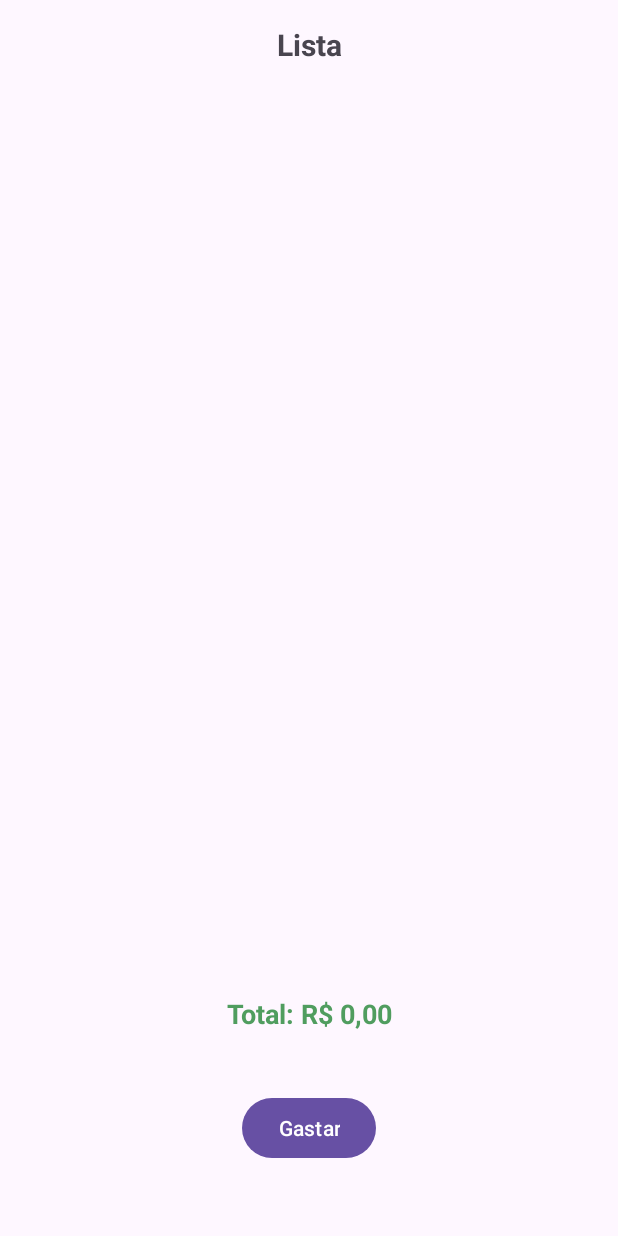
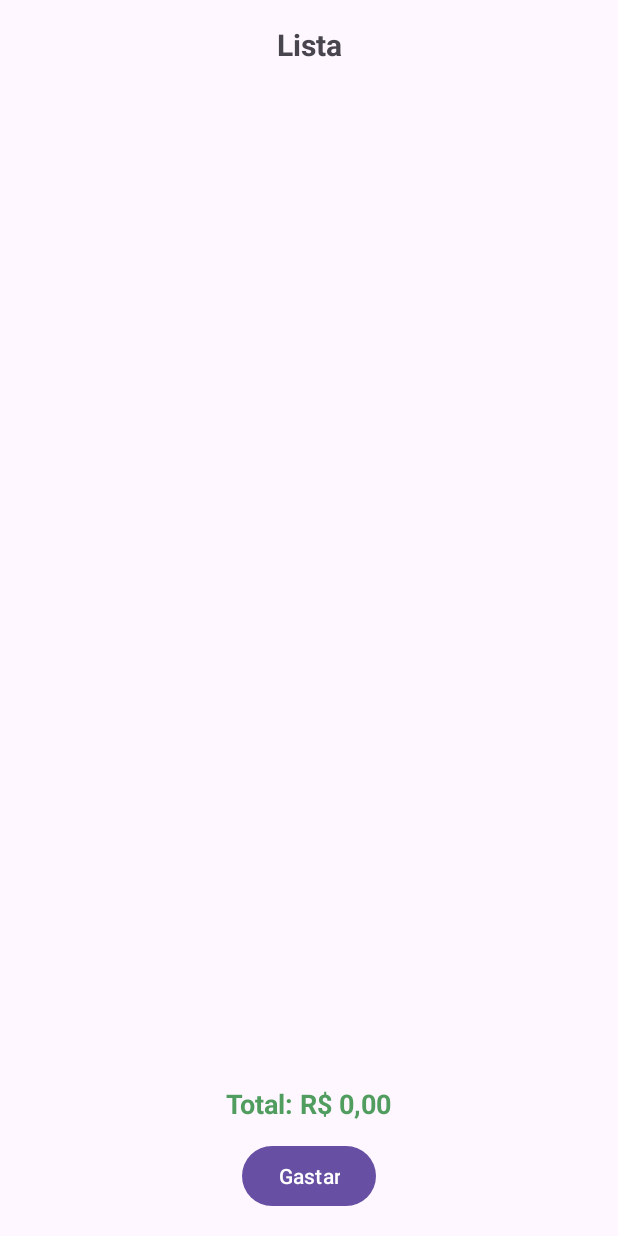
Before and after one commit to cleiton200/trabalho_faculdade, an Android app: the AcompanhamentoCompraActivity screen opened directly, with no data from a screen before it, on a phone screen of 412 x 824 dp. Run offline under Robolectric (Android 15) with nearby library versions, the phone set to English and light mode, and no system bars; our stand-ins replace Firebase (no records; nobody signed in at launch, a user with empty details on screens opened directly).

Commit message:
Resolvido problema da sobreposição

```diff
--- a/app/src/main/java/modelodados/ItemEmCompra.kt
+++ b/app/src/main/java/modelodados/ItemEmCompra.kt
@@ -3,6 +3,6 @@ package modelodados
 data class ItemEmCompra(
     val nomeProduto: String = "",
     val quantidade: Int,
-    var valorUnitario: Double = 0.0,
+    var valorUnitario: Double,
     var comprado: Boolean = false
 )
--- a/app/src/main/res/layout/activity_acompanhar_compra.xml
+++ b/app/src/main/res/layout/activity_acompanhar_compra.xml
@@ -22,34 +22,38 @@
     <androidx.recyclerview.widget.RecyclerView
         android:id="@+id/recyclerViewAcompanhamento"
         android:layout_width="0dp"
+        android:layout_height="0dp"
+        android:padding="8dp"
+        app:layout_constraintEnd_toEndOf="parent"
+        app:layout_constraintStart_toStartOf="parent"
+        app:layout_constraintTop_toBottomOf="@id/textTituloLista"
+        app:layout_constraintBottom_toTopOf="@+id/footer"/>
+
+    <LinearLayout
+        android:id="@+id/footer"
+        android:layout_width="0dp"
         android:layout_height="wrap_content"
-        android:padding="8dp"
-        app:layout_constraintTop_toBottomOf="@id/textTituloLista"
+        android:orientation="vertical"
+        android:gravity="center_horizontal"
+        android:padding="16dp"
         app:layout_constraintStart_toStartOf="parent"
-        app:layout_constraintEnd_toEndOf="parent"/>
+        app:layout_constraintEnd_toEndOf="parent"
+        app:layout_constraintBottom_toBottomOf="parent">
 
         <TextView
             android:id="@+id/textTotal"
             android:layout_width="wrap_content"
             android:layout_height="wrap_content"
+            android:text="Total: R$ 0,00"
             android:textColor="@color/gastando"
-        android:text="Total: R$ 0,00"
             android:textSize="18sp"
             android:textStyle="bold"
-        android:layout_marginBottom="24dp"
-        android:textAlignment="center"
-        android:padding="16dp"
-        app:layout_constraintStart_toStartOf="parent"
-        app:layout_constraintEnd_toEndOf="parent"
-        app:layout_constraintBottom_toTopOf="@+id/btn_terminar"/>
+            android:layout_marginBottom="12dp"/>
 
         <Button
             android:id="@+id/btn_terminar"
             android:layout_width="wrap_content"
             android:layout_height="wrap_content"
-        android:layout_marginBottom="48dp"
-        android:text="Gastar"
-        app:layout_constraintBottom_toBottomOf="parent"
-        app:layout_constraintStart_toStartOf="parent"
-        app:layout_constraintEnd_toEndOf="parent"/>
+            android:text="Gastar"/>
+    </LinearLayout>
 </androidx.constraintlayout.widget.ConstraintLayout>
```
Lines whose indentation alone changed are shown as unchanged.
